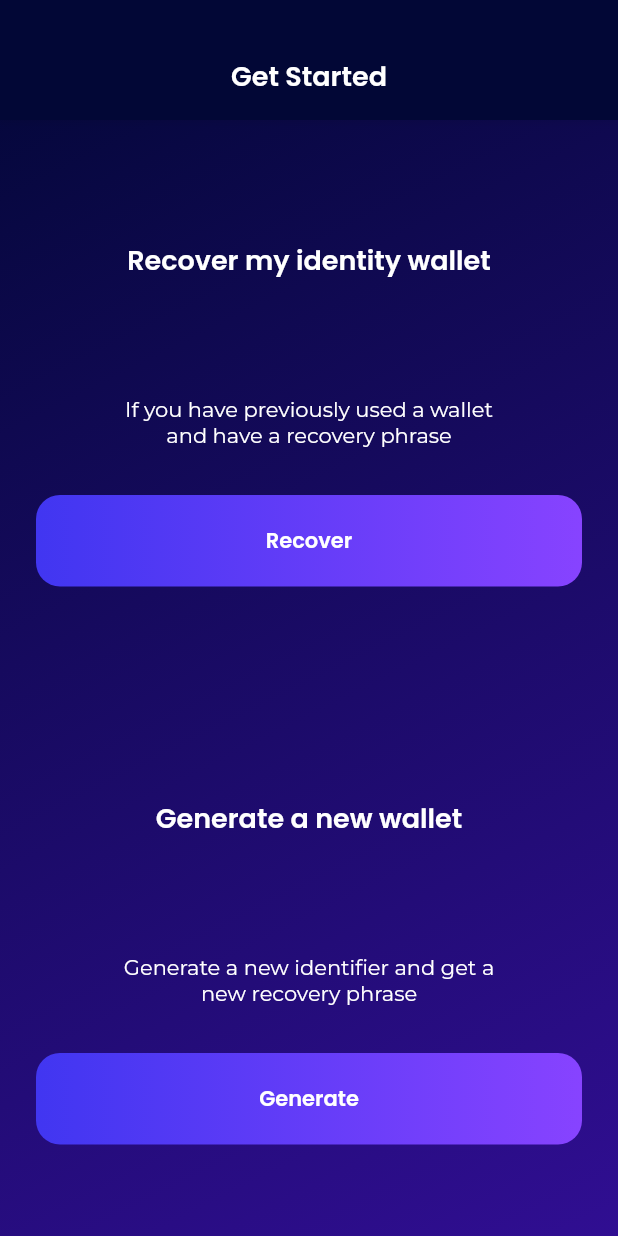
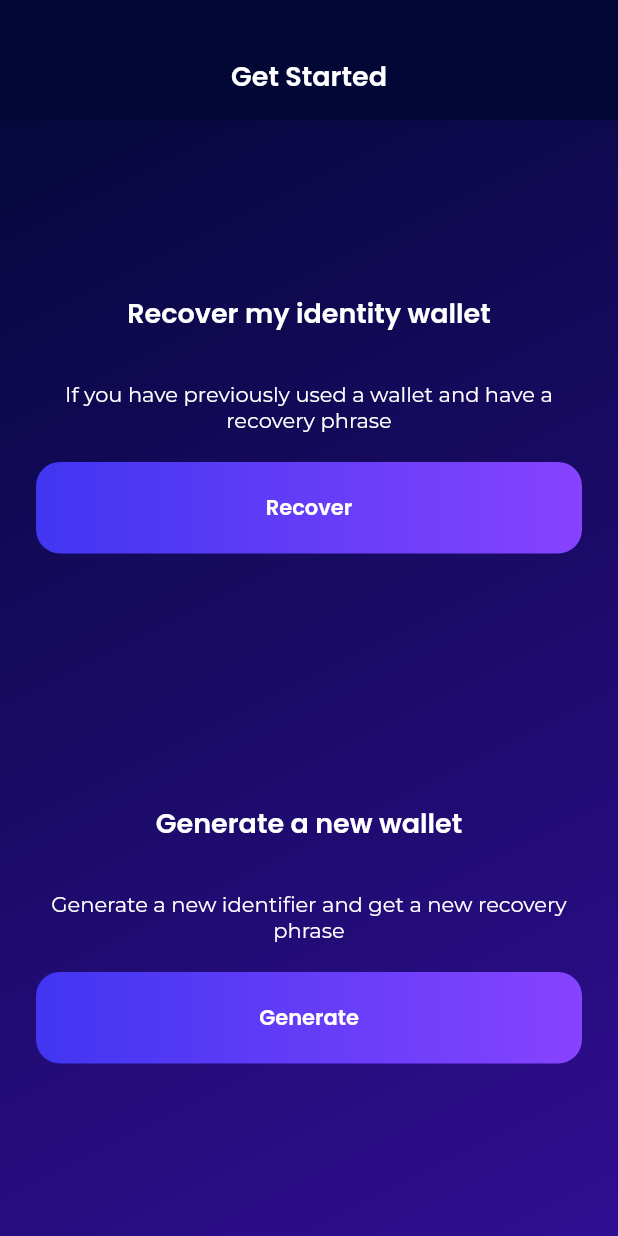
Before and after one commit to spruceid/wallet, a Flutter app: the OnBoardingKeyPage screen opened by its route, on a phone screen of 412 x 824 dp. Run offline on Flutter 3.47's test engine with Material 2 defaults, Android fonts, the phone set to English and light mode, and no system bars; our stand-ins replace bloc, dio, flutter_bloc, flutter_modular, flutter_secure_storage, flutter_svg and 6 more; missing offline and left inert: bip39, dart:html, didkit, ed25519_hd_key, qr_code_scanner; accounts and stored records are empty; project files that could hold a hidden picture were left out.

Commit message:
Fix layout breaking on small devices for onboarding get started screen

```diff
--- a/lib/app/pages/on_boarding/key.dart
+++ b/lib/app/pages/on_boarding/key.dart
@@ -16,33 +16,23 @@ class OnBoardingKeyPage extends StatelessWidget {
       body: Column(
         crossAxisAlignment: CrossAxisAlignment.stretch,
         children: <Widget>[
-          Padding(
-            padding: const EdgeInsets.symmetric(
-              horizontal: 16.0,
-              vertical: 48.0,
-            ),
-            child: Text(
-              'Recover my identity wallet',
-              textAlign: TextAlign.center,
-              style: Theme.of(context).textTheme.subtitle1,
-            ),
-          ),
           Expanded(
             child: Column(
               mainAxisAlignment: MainAxisAlignment.center,
               crossAxisAlignment: CrossAxisAlignment.stretch,
               children: <Widget>[
-                Padding(
-                  padding: const EdgeInsets.symmetric(
-                    horizontal: 48.0,
+                Text(
+                  'Recover my identity wallet',
+                  textAlign: TextAlign.center,
+                  style: Theme.of(context).textTheme.subtitle1,
                 ),
-                  child: Text(
+                const SizedBox(height: 32.0),
+                Text(
                   'If you have previously used a wallet and have a recovery phrase',
                   textAlign: TextAlign.center,
                   style: Theme.of(context).textTheme.bodyText1,
                 ),
-                ),
-                const SizedBox(height: 32.0),
+                const SizedBox(height: 20.0),
                 BaseButton.primary(
                   onPressed: () {
                     Modular.to.pushNamed('/on-boarding/recovery');
@@ -52,34 +42,23 @@ class OnBoardingKeyPage extends StatelessWidget {
               ],
             ),
           ),
-          const SizedBox(height: 64.0),
-          Padding(
-            padding: const EdgeInsets.symmetric(
-              horizontal: 16.0,
-              vertical: 48.0,
-            ),
-            child: Text(
-              'Generate a new wallet',
-              textAlign: TextAlign.center,
-              style: Theme.of(context).textTheme.subtitle1,
-            ),
-          ),
           Expanded(
             child: Column(
               mainAxisAlignment: MainAxisAlignment.center,
               crossAxisAlignment: CrossAxisAlignment.stretch,
               children: <Widget>[
-                Padding(
-                  padding: const EdgeInsets.symmetric(
-                    horizontal: 48.0,
+                Text(
+                  'Generate a new wallet',
+                  textAlign: TextAlign.center,
+                  style: Theme.of(context).textTheme.subtitle1,
                 ),
-                  child: Text(
+                const SizedBox(height: 32.0),
+                Text(
                   'Generate a new identifier and get a new recovery phrase',
                   textAlign: TextAlign.center,
                   style: Theme.of(context).textTheme.bodyText1,
                 ),
-                ),
-                const SizedBox(height: 32.0),
+                const SizedBox(height: 20.0),
                 BaseButton.primary(
                   onPressed: () {
                     Modular.to.pushNamed('/on-boarding/gen-phrase');
```
Lines whose indentation alone changed are shown as unchanged.
